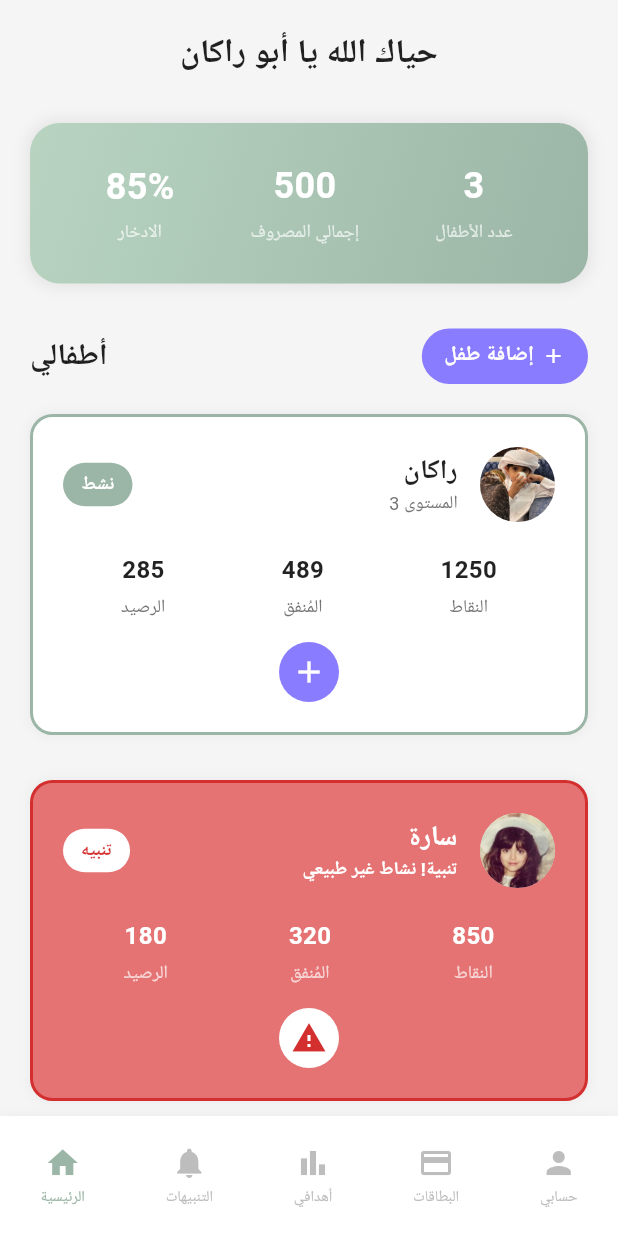
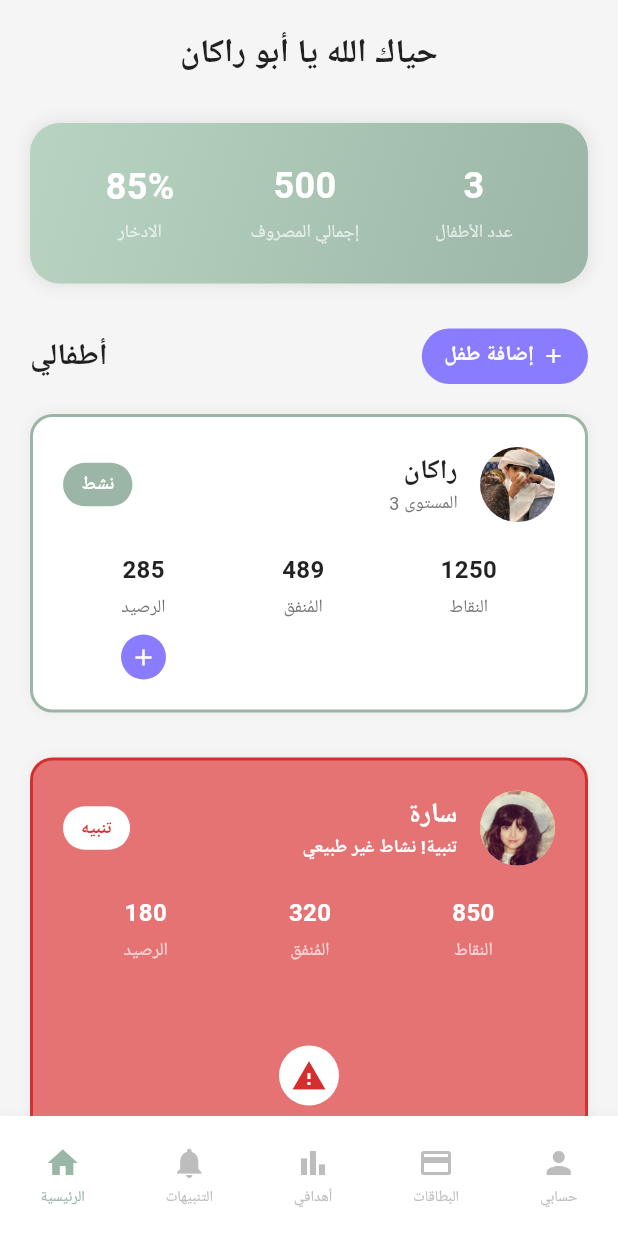
Before and after one commit to sumeeh/AmdHackathon-KiddyPay, a Flutter app: the ParentMainPage screen opened by its route, on a phone screen of 412 x 824 dp. Run offline on Flutter 3.47's test engine with Material 3 defaults, Android fonts, the phone set to English and light mode, and no system bars; our stand-ins replace google_fonts; Roboto replaces fonts that are missing (Tajawal).

Commit message:
changes to icons

```diff
--- a/lib/parent_main_page.dart
+++ b/lib/parent_main_page.dart
@@ -234,7 +234,7 @@ class _ParentMainPageState extends State<ParentMainPage> {
         ),
         child: Column(
           children: [
-            // Header with name and level
+
             Row(
               mainAxisAlignment: MainAxisAlignment.spaceBetween,
               children: [
@@ -306,19 +306,77 @@ class _ParentMainPageState extends State<ParentMainPage> {
 
             SizedBox(height: 20),
 
-            // Stats Row
+            // Stats Row with Action Button
             Row(
               mainAxisAlignment: MainAxisAlignment.spaceAround,
+              crossAxisAlignment: CrossAxisAlignment.start,
               children: [
-                _buildStatItem(points.toString(), 'النقاط', isSecurityAlert),
-                _buildStatItem(spent.toString(), 'المُنفق', isSecurityAlert),
-                _buildStatItem(saved.toString(), 'الرصيد', isSecurityAlert),
+                // Points column
+                Column(
+                  children: [
+                    _buildStatItem(
+                      points.toString(),
+                      'النقاط',
+                      isSecurityAlert,
+                    ),
+                    SizedBox(
+                      height: name == 'راكان' ? 40 : 0,
+                    ),
+                  ],
+                ),
+                // Spent column
+                Column(
+                  children: [
+                    _buildStatItem(
+                      spent.toString(),
+                      'المُنفق',
+                      isSecurityAlert,
+                    ),
+                    SizedBox(
+                      height: name == 'راكان' ? 40 : 0,
+                    ),
                   ],
                 ),
 
+                Column(
+                  children: [
+                    _buildStatItem(saved.toString(), 'الرصيد', isSecurityAlert),
+                    if (name == 'راكان')
+                      Column(
+                        children: [
+                          SizedBox(height: 10),
+                          Container(
+                            width: 30,
+                            height: 30,
+                            decoration: BoxDecoration(
+                              color: isSecurityAlert
+                                  ? Colors.white
+                                  : Color(0xFF8A7CFF),
+                              shape: BoxShape.circle,
+                            ),
+                            child: Icon(
+                              isSecurityAlert ? Icons.warning : Icons.add,
+                              color: isSecurityAlert
+                                  ? Color(0xFFD32F2F)
+                                  : Colors.white,
+                              size: 18,
+                            ),
+                          ),
+                        ],
+                      )
+                    else
+                      SizedBox(
+                        height: 40,
+                      ),
+                  ],
+                ),
+              ],
+            ),
+
+            if (name != 'راكان')
+              Column(
+                children: [
                   SizedBox(height: 15),
-
-            // Action Button
                   Container(
                     width: 40,
                     height: 40,
@@ -331,6 +389,8 @@ class _ParentMainPageState extends State<ParentMainPage> {
                       color: isSecurityAlert ? Color(0xFFD32F2F) : Colors.white,
                       size: 24,
                     ),
+                  ),
+                ],
               ),
           ],
         ),
@@ -458,7 +518,10 @@ class _ParentMainPageState extends State<ParentMainPage> {
                               GestureDetector(
                                 onTap: () => Navigator.pop(context),
                                 child: Container(
-                                padding: EdgeInsets.symmetric(vertical: 15, horizontal: 30),
+                                  padding: EdgeInsets.symmetric(
+                                    vertical: 15,
+                                    horizontal: 30,
+                                  ),
                                   margin: EdgeInsets.symmetric(vertical: 5),
                                   decoration: BoxDecoration(
                                     color: Color(0xFF9BB5A6),
@@ -477,7 +540,10 @@ class _ParentMainPageState extends State<ParentMainPage> {
                               GestureDetector(
                                 onTap: () => Navigator.pop(context),
                                 child: Container(
-                                padding: EdgeInsets.symmetric(vertical: 15, horizontal: 30),
+                                  padding: EdgeInsets.symmetric(
+                                    vertical: 15,
+                                    horizontal: 30,
+                                  ),
                                   margin: EdgeInsets.symmetric(vertical: 5),
                                   decoration: BoxDecoration(
                                     color: Colors.grey[400],
@@ -495,7 +561,10 @@ class _ParentMainPageState extends State<ParentMainPage> {
                               GestureDetector(
                                 onTap: () => Navigator.pop(context),
                                 child: Container(
-                                padding: EdgeInsets.symmetric(vertical: 15, horizontal: 30),
+                                  padding: EdgeInsets.symmetric(
+                                    vertical: 15,
+                                    horizontal: 30,
+                                  ),
                                   margin: EdgeInsets.symmetric(vertical: 5),
                                   decoration: BoxDecoration(
                                     color: Color(0xFFE57373),
```
Also changed, not shown: flutter_06.png (added). Lines whose indentation alone changed are shown as unchanged.
